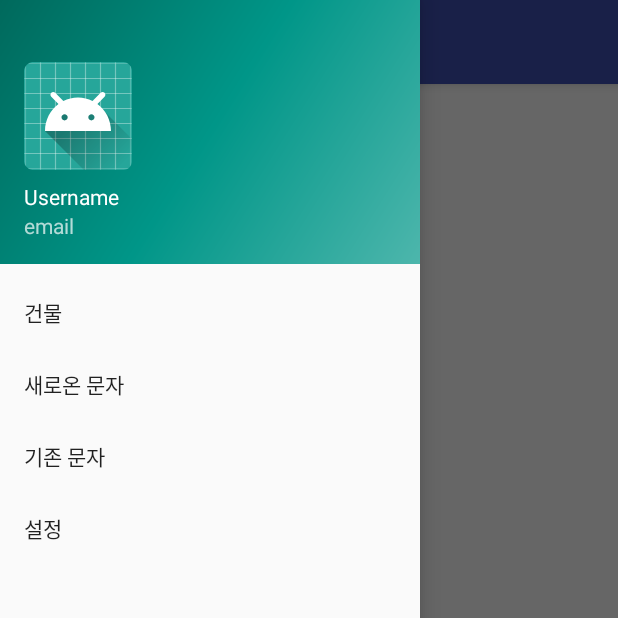
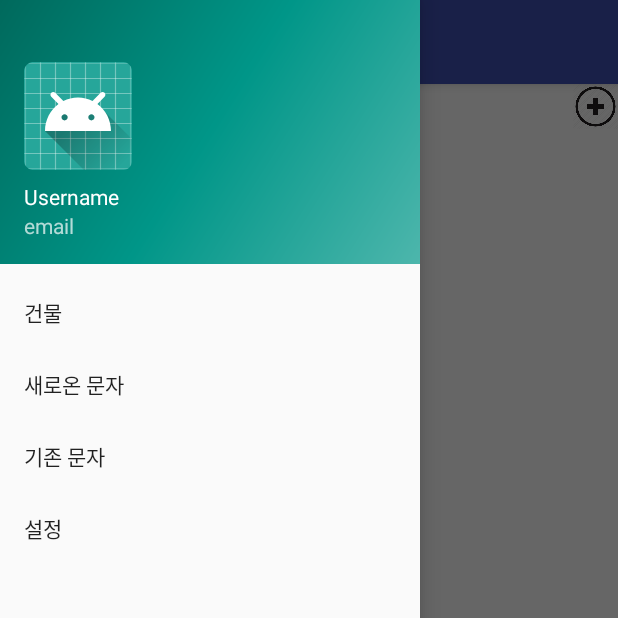
Before and after one commit to ShinGyuRi/SmsForwarding, an Android app: the fragment RoomFragment placed in its activity, with the side drawer open, on a phone screen of 412 x 824 dp, the top half of it. Run offline under Robolectric (Android 15) with nearby library versions, the phone set to English and light mode, and no system bars; our stand-ins replace data binding; libraries missing offline, so code that uses them is left out: com.gun0912.tedpermission, retrofit2.adapter.rxjava; 10 statements that could not run were skipped.

Commit message:
BuildingFrag에 건물 삽입 RoomFrag에 건물 정보 수정

```diff
--- a/app/src/main/java/com/abercompany/smsforwarding/activity/MainActivity.java
+++ b/app/src/main/java/com/abercompany/smsforwarding/activity/MainActivity.java
@@ -495,12 +495,6 @@ public class MainActivity extends AppCompatActivity implements NavigationView.On
                 if (view.getId() == R.id.view_item) {
                     roomFragment = RoomFragment.newInstance(defaulters, buildings.get(position).getName(), splitRooms);
                     switchContent(roomFragment, "ROOM");
-                } else if (view.getId() == R.id.btn_add_building) {
-
-                    Intent intent = new Intent(MainActivity.this, AddBuildingActivity.class);
-                    intent.putExtra("room", (Serializable) splitRooms);
-                    intent.putExtra("buildingName", buildings.get(position).getName());
-                    startActivity(intent);
                 }
             }
         });
--- a/app/src/main/res/layout/fragment_room.xml
+++ b/app/src/main/res/layout/fragment_room.xml
@@ -1,6 +1,13 @@
 <?xml version="1.0" encoding="utf-8"?>
 <layout xmlns:android="http://schemas.android.com/apk/res/android"
-    xmlns:tools="http://schemas.android.com/tools">
+    xmlns:tools="http://schemas.android.com/tools"
+    xmlns:app="http://schemas.android.com/apk/res-auto">
+
+    <data>
+        <variable
+            name="room"
+            type="com.abercompany.smsforwarding.fragment.RoomFragment"/>
+    </data>
 
     <android.support.constraint.ConstraintLayout
         android:layout_width="match_parent"
@@ -8,11 +15,22 @@
         tools:context=".fragment.RoomFragment"
         android:background="@color/white">
 
+
+        <Button
+            android:id="@+id/btn_add_building"
+            android:layout_width="30dp"
+            android:layout_height="30dp"
+            android:background="@drawable/plus_icon"
+            app:layout_constraintEnd_toEndOf="parent"
+            app:layout_constraintTop_toTopOf="parent"
+            android:onClick="@{room.onClick}"/>
+
         <android.support.v7.widget.RecyclerView
             android:id="@+id/rv_roomNum"
             android:layout_width="match_parent"
-            android:layout_height="match_parent">
-        </android.support.v7.widget.RecyclerView>
+            android:layout_height="0dp"
+            app:layout_constraintBottom_toBottomOf="parent"
+            app:layout_constraintTop_toBottomOf="@+id/btn_add_building"></android.support.v7.widget.RecyclerView>
 
     </android.support.constraint.ConstraintLayout>
 </layout>
```
Also changed, not shown: app/src/main/java/com/abercompany/smsforwarding/adapter/AddBuildingAdapter.java (+8 -4 lines), app/src/main/java/com/abercompany/smsforwarding/adapter/BuildingAdapter.java (+0 -9 lines), app/src/main/java/com/abercompany/smsforwarding/fragment/RoomFragment.java (+14 -0 lines), app/src/main/res/layout/fragment_building.xml (+11 -1 lines), app/src/main/res/layout/view_building_item.xml (+2 -9 lines).
